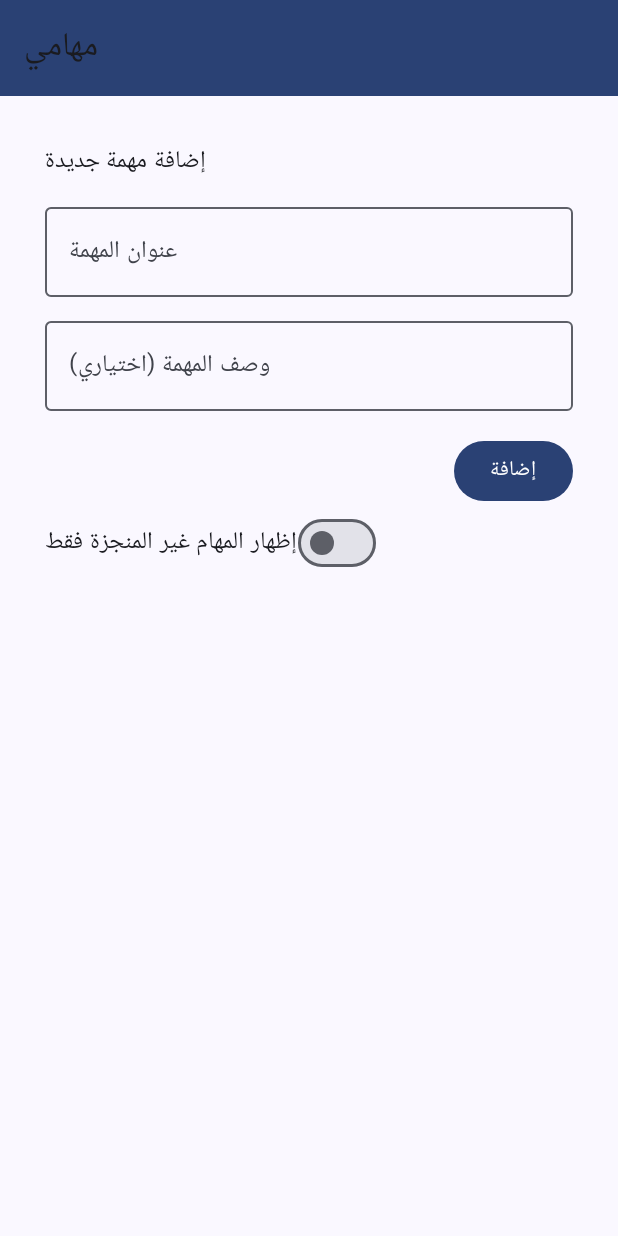
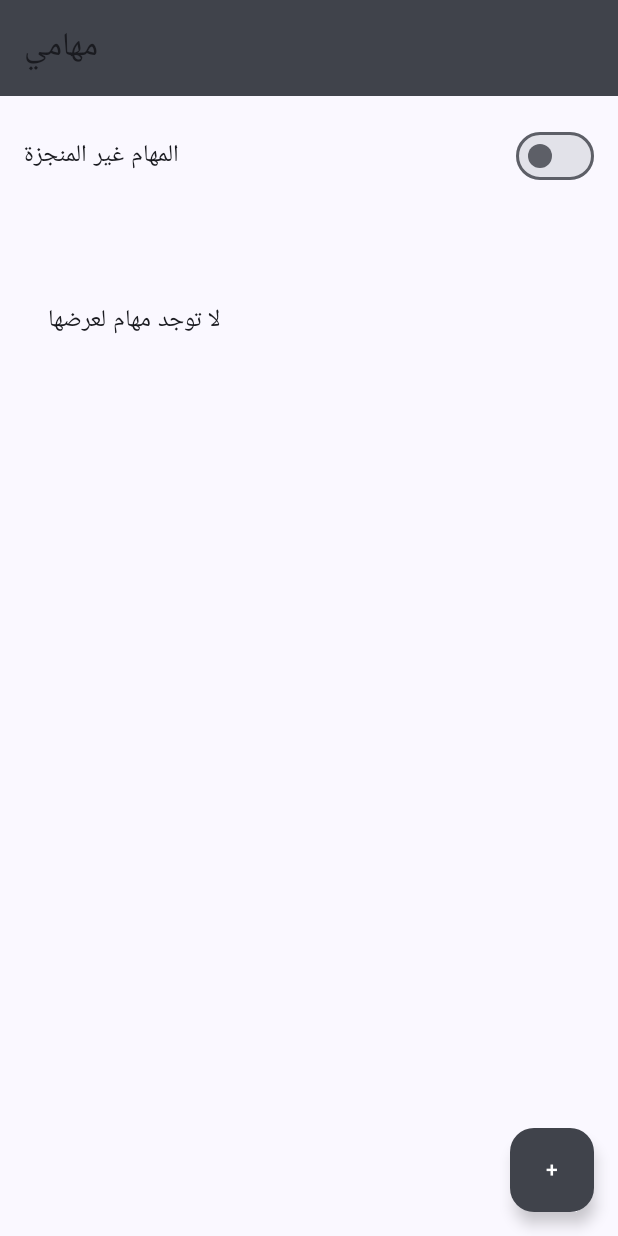
Before and after one commit to MohamedAhmed142000/TaskManager, an Android app built with Jetpack Compose: the screen it shows after launch (MainActivity), on a phone screen of 412 x 824 dp. Run offline under Robolectric (Android 15) with nearby library versions, the phone set to English and light mode, and no system bars; our stand-ins replace Room's generated code.

Commit message:
change edit screen from navigation to dialog and some change in ui

```diff
--- a/app/src/main/AndroidManifest.xml
+++ b/app/src/main/AndroidManifest.xml
@@ -6,9 +6,9 @@
         android:allowBackup="true"
         android:dataExtractionRules="@xml/data_extraction_rules"
         android:fullBackupContent="@xml/backup_rules"
-        android:icon="@drawable/th"
+        android:icon="@drawable/play_store_512"
         android:label="@string/app_name"
-        android:roundIcon="@drawable/th"
+        android:roundIcon="@drawable/play_store_512"
         android:supportsRtl="true"
         android:theme="@style/Theme.TaskManager"
         tools:targetApi="31">
--- a/app/src/main/java/com/example/taskmanager/MainActivity.kt
+++ b/app/src/main/java/com/example/taskmanager/MainActivity.kt
@@ -5,13 +5,11 @@ import androidx.activity.ComponentActivity
 import androidx.activity.compose.setContent
 import androidx.lifecycle.ViewModelProvider
 import androidx.lifecycle.lifecycleScope
-import androidx.navigation.NavHost
 import androidx.navigation.compose.rememberNavController
 import androidx.room.Room
 import com.example.taskmanager.data.local.TaskDatabase
 import com.example.taskmanager.data.repo.TaskRepositoryImpl
 import com.example.taskmanager.domain.usecase.*
-import com.example.taskmanager.presentation.screen.EditTaskScreen
 import com.example.taskmanager.presentation.screen.TaskScreen
 import com.example.taskmanager.presentation.viewmodel.TaskViewModel
 import com.example.taskmanager.presentation.viewmodel.TaskViewModelFactory
@@ -27,16 +25,16 @@ class MainActivity : ComponentActivity() {
     override fun onCreate(savedInstanceState: Bundle?) {
         super.onCreate(savedInstanceState)
 
-        // 🛠 تأجيل كل شيء لحين تحميل قاعدة البيانات
+
         lifecycleScope.launch(Dispatchers.IO) {
-            // ✅ إنشاء قاعدة البيانات في IO
+            // Create database
             val database = Room.databaseBuilder(
                 applicationContext,
                 TaskDatabase::class.java,
                 "task_db"
             ).build()
 
-            // ✅ إنشاء Repository و UseCases
+            // Setting repository and usecase
             val repository = TaskRepositoryImpl(database.taskDao())
 
             val getTasks = GetTasksUseCase(repository)
@@ -44,13 +42,13 @@ class MainActivity : ComponentActivity() {
             val deleteTask = DeleteTaskUseCase(repository)
             val updateTask = UpdateTaskUseCase(repository)
 
-            // ✅ إنشاء ViewModelFactory
+            // ✅ Setting  ViewModelFactory
             val factory = TaskViewModelFactory(getTasks, addTask, deleteTask, updateTask)
 
-            // ✅ إنشاء ViewModel بشكل آمن
+            // ✅ Setting ViewModel
             val viewModel = ViewModelProvider(this@MainActivity, factory)[TaskViewModel::class.java]
 
-            // ✅ عرض الواجهة على Main Thread بعد ما كل شيء جهز
+            // ✅ veiw main screen in main threads
             withContext(Dispatchers.Main) {
                 setContent {
                     TaskManagerTheme {
@@ -61,12 +59,6 @@ class MainActivity : ComponentActivity() {
                                 TaskScreen(viewModel = viewModel, navController = navController)
                             }
 
-                            composable("edit_task/{taskId}") { backStackEntry ->
-                                val taskId = backStackEntry.arguments?.getString("taskId")?.toIntOrNull()
-                                taskId?.let {
-                                    EditTaskScreen(taskId = it, viewModel = viewModel, navController = navController)
-                                }
-                            }
                         }
                     }
                 }
--- a/app/src/main/java/com/example/taskmanager/data/local/TaskDao.kt
+++ b/app/src/main/java/com/example/taskmanager/data/local/TaskDao.kt
@@ -8,7 +8,7 @@ import androidx.room.Query
 import androidx.room.Update
 import kotlinx.coroutines.flow.Flow
 
-//الواجهة اللي فيها استعلامات Room
+//Room
 @Dao
 interface TaskDao {
     @Query("SELECT * FROM tasks")
@@ -17,8 +17,8 @@ interface TaskDao {
     @Insert(onConflict = OnConflictStrategy.REPLACE)
     fun addTask(task: TaskEntity)
 
-    @Delete
-    fun deleteTask(task: TaskEntity)
+    @Query("DELETE FROM tasks WHERE id = :id")
+    fun deleteTask(id: Int)
 
     @Update
     fun updateTask(task: TaskEntity)
--- a/app/src/main/java/com/example/taskmanager/data/local/TaskEntity.kt
+++ b/app/src/main/java/com/example/taskmanager/data/local/TaskEntity.kt
@@ -3,7 +3,7 @@ package com.example.taskmanager.data.local
 import androidx.room.Entity
 import androidx.room.PrimaryKey
 
-//يمثل الجدول في قاعدة البيانات
+//shapes of tables in database
 @Entity(tableName = "tasks")
 data class TaskEntity(
     @PrimaryKey(autoGenerate = true) val id: Int = 0,
--- a/app/src/main/java/com/example/taskmanager/data/repo/TaskMapper.kt
+++ b/app/src/main/java/com/example/taskmanager/data/repo/TaskMapper.kt
@@ -3,7 +3,7 @@ package com.example.taskmanager.data.repo
 import com.example.taskmanager.data.local.TaskEntity
 import com.example.taskmanager.domain.model.Task
 
-//1. أنشئ دوال التحويل بين Task و TaskEntity
+// mapper between  Task and TaskEntity
 fun TaskEntity.toTask(): Task {
     return Task(
         id = id,
--- a/app/src/main/java/com/example/taskmanager/domain/model/Task.kt
+++ b/app/src/main/java/com/example/taskmanager/domain/model/Task.kt
@@ -1,5 +1,8 @@
 package com.example.taskmanager.domain.model
 
+import androidx.compose.runtime.Immutable
+
+@Immutable
 data class Task(
     // number of tasks
     val id: Int = 0,
--- a/app/src/main/java/com/example/taskmanager/domain/usecase/AddTaskUseCase.kt
+++ b/app/src/main/java/com/example/taskmanager/domain/usecase/AddTaskUseCase.kt
@@ -3,7 +3,7 @@ package com.example.taskmanager.domain.usecase
 import com.example.taskmanager.domain.model.Task
 import com.example.taskmanager.domain.repo.TaskRepository
 
-//إضافة مهمة جديدة
+//AddTaskUseCase
 class AddTaskUseCase(private val taskRepository: TaskRepository)  {
     suspend operator fun invoke(task: Task) {
         taskRepository.addTask(task)
--- a/app/src/main/java/com/example/taskmanager/domain/usecase/DeleteTaskUseCase.kt
+++ b/app/src/main/java/com/example/taskmanager/domain/usecase/DeleteTaskUseCase.kt
@@ -2,7 +2,7 @@ package com.example.taskmanager.domain.usecase
 
 import com.example.taskmanager.domain.repo.TaskRepository
 
-//حذف مهمة
+//DeleteTaskUseCase
 class DeleteTaskUseCase(private val taskRepository: TaskRepository) {
     suspend operator fun invoke(id: Int) {
         taskRepository.deleteTask(id)
--- a/app/src/main/java/com/example/taskmanager/domain/usecase/GetTasksUseCase.kt
+++ b/app/src/main/java/com/example/taskmanager/domain/usecase/GetTasksUseCase.kt
@@ -4,7 +4,7 @@ import com.example.taskmanager.domain.model.Task
 import com.example.taskmanager.domain.repo.TaskRepository
 import kotlinx.coroutines.flow.Flow
 
-//عرض كل المهام
+//GetTasksUseCase
 class GetTasksUseCase(private val taskRepository: TaskRepository) {
     operator fun invoke(): Flow<List<Task>> = taskRepository.getTasks()
 
--- a/app/src/main/java/com/example/taskmanager/domain/usecase/UpdateTaskUseCase.kt
+++ b/app/src/main/java/com/example/taskmanager/domain/usecase/UpdateTaskUseCase.kt
@@ -4,7 +4,7 @@ import com.example.taskmanager.domain.model.Task
 import com.example.taskmanager.domain.repo.TaskRepository
 import kotlinx.coroutines.flow.Flow
 
-//تحديث مهمة
+//UpdateTaskUseCase
 class UpdateTaskUseCase(private val taskRepository: TaskRepository) {
  suspend operator fun invoke(task: Task) =taskRepository.updateTask(task)
 }
--- a/app/src/main/java/com/example/taskmanager/presentation/screen/TaskScreen.kt
+++ b/app/src/main/java/com/example/taskmanager/presentation/screen/TaskScreen.kt
@@ -2,6 +2,7 @@ package com.example.taskmanager.presentation.screen
 
 import androidx.compose.foundation.layout.Arrangement
 import androidx.compose.foundation.layout.Column
+import androidx.compose.foundation.layout.PaddingValues
 import androidx.compose.foundation.layout.Row
 import androidx.compose.foundation.layout.Spacer
 import androidx.compose.foundation.layout.fillMaxSize
@@ -14,15 +15,18 @@ import androidx.compose.foundation.lazy.items
 import androidx.compose.material.icons.Icons
 import androidx.compose.material.icons.filled.Delete
 import androidx.compose.material.icons.filled.Edit
-import androidx.compose.material3.Button
+import androidx.compose.material3.ButtonDefaults
 import androidx.compose.material3.Card
 import androidx.compose.material3.CardDefaults
 import androidx.compose.material3.Checkbox
 import androidx.compose.material3.ExperimentalMaterial3Api
+import androidx.compose.material3.FabPosition
+import androidx.compose.material3.FloatingActionButton
 import androidx.compose.material3.Icon
 import androidx.compose.material3.IconButton
+import androidx.compose.material3.IconButtonColors
+import androidx.compose.material3.IconButtonDefaults
 import androidx.compose.material3.MaterialTheme
-import androidx.compose.material3.OutlinedTextField
 import androidx.compose.material3.Scaffold
 import androidx.compose.material3.SnackbarHost
 import androidx.compose.material3.SnackbarHostState
@@ -50,72 +54,83 @@ import kotlinx.coroutines.launch
 @OptIn(ExperimentalMaterial3Api::class)
 @Composable
 fun TaskScreen(viewModel: TaskViewModel, navController: NavController) {
-    val tasks by viewModel.tasks.collectAsState()
-
-    var newTitle by remember { mutableStateOf("") }
-    var newDescription by remember { mutableStateOf("") }
+    val tasks by remember { viewModel.tasks }.collectAsState()
+    val showOnlyIncomplete by remember { viewModel.showOnlyIncomplete }.collectAsState()
     val snackbarHostState = remember { SnackbarHostState() }
     val coroutineScope = rememberCoroutineScope()
+
+    var showAddDialog by remember { mutableStateOf(false) }
+    var taskToEdit by remember { mutableStateOf<Task?>(null) }
+
     Scaffold(
         modifier = Modifier.fillMaxSize(),
         snackbarHost = { SnackbarHost(snackbarHostState) },
         topBar = {
+            Column {
                 TopAppBar(
                     title = { Text("مهامي", style = MaterialTheme.typography.titleLarge) },
-                colors = TopAppBarDefaults.topAppBarColors(containerColor = MaterialTheme.colorScheme.primary)
+                    colors = TopAppBarDefaults.topAppBarColors(
+                        containerColor = MaterialTheme.colorScheme.onSurfaceVariant
                     )
+                )
+                Row(
+                    modifier = Modifier
+                        .fillMaxWidth()
+                        .padding(16.dp),
+                    verticalAlignment = Alignment.CenterVertically
+                ) {
+                    Text("المهام غير المنجزة", modifier = Modifier.weight(1f))
+                    Switch(
+                        checked = showOnlyIncomplete,
+                        onCheckedChange = { viewModel.toggleShowOnlyIncomplete() }
+                    )
+                }
+            }
         },
+        floatingActionButton = {
+            FloatingActionButton(
+                onClick = { showAddDialog = true },
+                containerColor = MaterialTheme.colorScheme.onSurfaceVariant,
+                contentColor = Color.White
+            ) {
+                Text("+")
+            }
+        },
+        floatingActionButtonPosition = FabPosition.End,
         content = { padding ->
             Column(
                 modifier = Modifier
                     .fillMaxSize()
                     .padding(padding)
-                    .padding(30.dp)
+                    .padding(horizontal = 16.dp, vertical = 16.dp)
             ) {
-                Text(
-                    text = "إضافة مهمة جديدة",
-                    style = MaterialTheme.typography.titleMedium,
-                    modifier = Modifier.padding(bottom = 8.dp)
-                )
-                // ✅ حقل العنوان
-                OutlinedTextField(
-                    value = newTitle,
-                    onValueChange = { newTitle = it },
-                    label = { Text("عنوان المهمة") },
-                    modifier = Modifier.fillMaxWidth()
-                )
-                Spacer(modifier = Modifier.height(8.dp))
-                // ✅ حقل الوصف
-                OutlinedTextField(
-                    value = newDescription,
-                    onValueChange = { newDescription = it },
-                    label = { Text("وصف المهمة (اختياري)") },
-                    modifier = Modifier.fillMaxWidth()
-                )
-                Spacer(modifier = Modifier.height(16.dp))
-                Button(
-                    onClick = {
-                        if (newTitle.isNotBlank()) {
-                            viewModel.addTask(Task(title = newTitle, description = newDescription))
-                            newTitle = ""
-                            newDescription = ""
+
+                if (showAddDialog) {
+                    TaskInputDialog(
+                        onDismiss = { showAddDialog = false },
+                        onConfirm = { title, desc ->
+                            viewModel.addTask(Task(title = title, description = desc))
+                            showAddDialog = false
                             coroutineScope.launch {
                                 snackbarHostState.showSnackbar("تمت إضافة المهمة")
                             }
                         }
-                    }, modifier = Modifier.align(Alignment.End)
-                ) {
-                    Text("إضافة")
+                    )
                 }
-                var showOnlyIncomplete by remember { mutableStateOf(false) }
 
-                Row(
-                    verticalAlignment = Alignment.CenterVertically,
-                    modifier = Modifier.fillMaxWidth()
-                ) {
-                    Text("إظهار المهام غير المنجزة فقط")
-                    Switch(
-                        checked = showOnlyIncomplete, onCheckedChange = { showOnlyIncomplete = it })
+                taskToEdit?.let { task ->
+                    TaskInputDialog(
+                        initialTitle = task.title,
+                        initialDescription = task.description,
+                        onDismiss = { taskToEdit = null },
+                        onConfirm = { newTitle, newDesc ->
+                            viewModel.updateTask(task.copy(title = newTitle, description = newDesc))
+                            taskToEdit = null
+                            coroutineScope.launch {
+                                snackbarHostState.showSnackbar("تم تعديل المهمة")
+                            }
+                        }
+                    )
                 }
 
                 val filteredTasks = if (showOnlyIncomplete) {
@@ -124,33 +139,39 @@ fun TaskScreen(viewModel: TaskViewModel, navController: NavController) {
                     tasks
                 }
 
+                Spacer(modifier = Modifier.height(24.dp))
 
-                SnackbarHost(
-                    hostState = snackbarHostState, modifier = Modifier.fillMaxWidth()
-                )
-                Spacer(modifier = Modifier.height(24.dp))
-                LazyColumn {
-                    items(filteredTasks) { task ->
+                if (filteredTasks.isEmpty()) {
+                    Text("لا توجد مهام لعرضها", modifier = Modifier.padding(16.dp))
+                } else {
+                    LazyColumn(
+                        modifier = Modifier.fillMaxSize(),
+                        contentPadding = PaddingValues(bottom = 60.dp)
+                    ) {
+                        items(filteredTasks, key = { it.id }) { task ->
                             TaskItem(
                                 task = task,
                                 onDelete = { viewModel.deleteTask(task.id) },
-                            onEdit = { navController.navigate("edit_task/${task.id}") },
-                            onUpdate = { updatedTask -> viewModel.updateTask(updatedTask) })
+                                onEdit = { taskToEdit = task },
+                                onUpdate = { updatedTask -> viewModel.updateTask(updatedTask) }
+                            )
                         }
                     }
                 }
-        })
+            }
+        }
+    )
 }
 
 @Composable
-
 fun TaskItem(task: Task, onDelete: () -> Unit, onEdit: () -> Unit, onUpdate: (Task) -> Unit) {
     Card(
         modifier = Modifier
             .fillMaxWidth()
+            .padding(vertical = 6.dp)
             .padding(vertical = 6.dp),
         colors = CardDefaults.cardColors(
-            containerColor = Color(0xFF03A9F4) // لون خلفية الكارت
+            containerColor = Color(0xFF7A7A7A)
         ),
         elevation = CardDefaults.cardElevation(defaultElevation = 4.dp)
     ) {
@@ -163,9 +184,9 @@ fun TaskItem(task: Task, onDelete: () -> Unit, onEdit: () -> Unit, onUpdate: (Ta
         ) {
             Row(verticalAlignment = Alignment.CenterVertically) {
                 Checkbox(
-                    checked = task.isCompleted, onCheckedChange = {
-                        onUpdate(task.copy(isCompleted = it))
-                    })
+                    checked = task.isCompleted,
+                    onCheckedChange = { onUpdate(task.copy(isCompleted = it)) }
+                )
                 Spacer(modifier = Modifier.width(8.dp))
                 Column(modifier = Modifier.weight(1f)) {
                     Text(
@@ -181,13 +202,16 @@ fun TaskItem(task: Task, onDelete: () -> Unit, onEdit: () -> Unit, onUpdate: (Ta
                         )
                     }
                 }
-
                 Row {
-                    IconButton(onClick = onEdit) {
+                    IconButton(onClick = onEdit, colors = IconButtonDefaults.iconButtonColors( containerColor = Color(
+                        0xFFB9B0B0
+                    )
+                    )) {
                         Icon(Icons.Default.Edit, contentDescription = "تعديل")
                     }
-
-                    IconButton(onClick = onDelete) {
+                    IconButton(onClick = onDelete, colors = IconButtonDefaults.iconButtonColors( containerColor = Color(
+                        0xFFB9B0B0
+                    ))) {
                         Icon(Icons.Default.Delete, contentDescription = "حذف")
                     }
                 }
--- a/app/src/main/java/com/example/taskmanager/presentation/viewmodel/TaskViewModel.kt
+++ b/app/src/main/java/com/example/taskmanager/presentation/viewmodel/TaskViewModel.kt
@@ -70,4 +70,10 @@ class TaskViewModel(
             updateTaskUseCase(task)
         }
     }
+    private val _showOnlyIncomplete = MutableStateFlow(false)
+    val showOnlyIncomplete = _showOnlyIncomplete.asStateFlow()
+
+    fun toggleShowOnlyIncomplete() {
+        _showOnlyIncomplete.value = !_showOnlyIncomplete.value
+    }
 }
--- a/gradle/libs.versions.toml
+++ b/gradle/libs.versions.toml
@@ -1,5 +1,6 @@
 [versions]
 agp = "8.10.1"
+animation = "1.8.3"
 kotlin = "2.0.21"
 coreKtx = "1.16.0"
 junit = "4.13.2"
@@ -17,6 +18,7 @@ kotlin-compiler-extension = "1.5.5"
 navigation="2.7.7"
 
 [libraries]
+androidx-animation = { module = "androidx.compose.animation:animation", version.ref = "animation" }
 androidx-core-ktx = { group = "androidx.core", name = "core-ktx", version.ref = "coreKtx" }
 androidx-material-icons-extended = { module = "androidx.compose.material:material-icons-extended" }
 junit = { group = "junit", name = "junit", version.ref = "junit" }
```
Also changed, not shown: app/src/main/java/com/example/taskmanager/data/local/TaskDatabase.kt (+5 -5 lines), app/src/main/java/com/example/taskmanager/data/repo/TaskRepositoryImpl.kt (+2 -8 lines), app/src/main/java/com/example/taskmanager/domain/repo/TaskRepository.kt (+4 -4 lines), app/src/main/java/com/example/taskmanager/presentation/screen/EditTaskScreen.kt (deleted, +0 -128 lines), app/src/main/java/com/example/taskmanager/presentation/screen/TaskInputDialog.kt (added, +68 -0 lines), app/src/main/res/drawable/play_store_512.png (added). Lines whose indentation alone changed are shown as unchanged.
